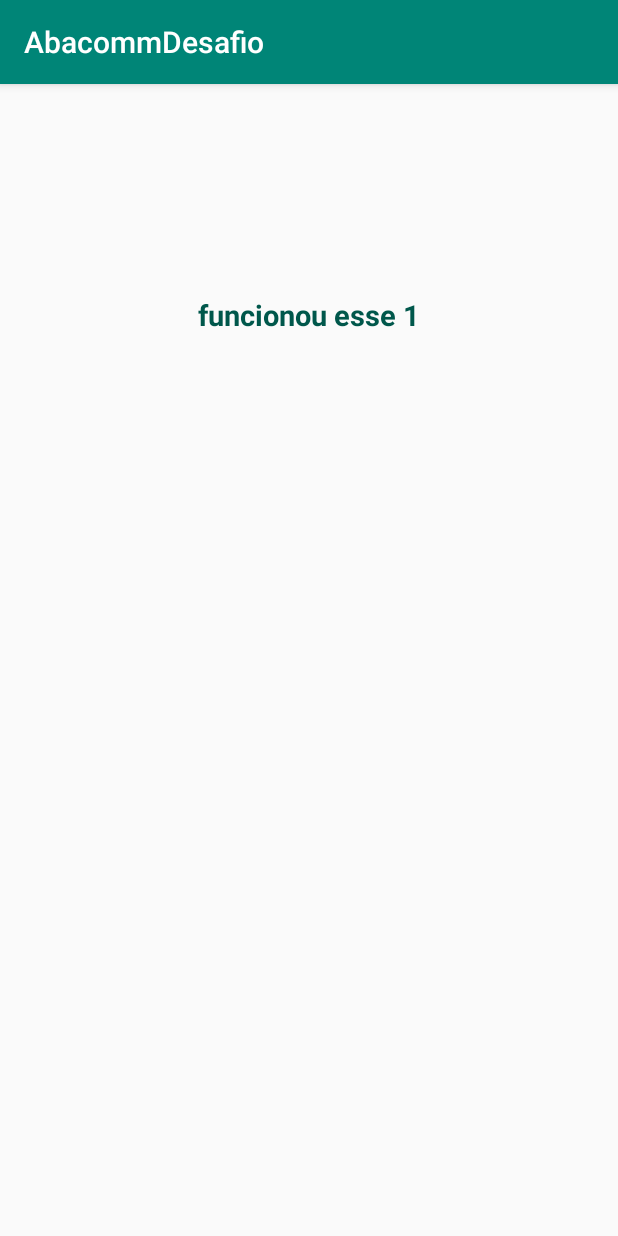
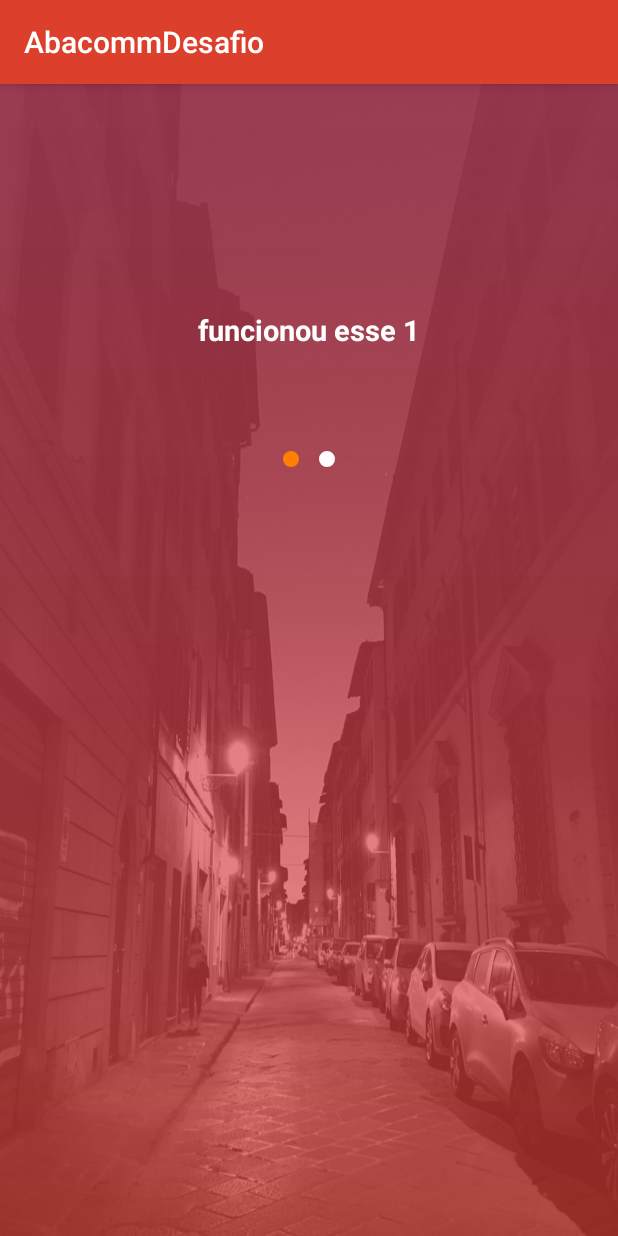
Before and after one commit to taisbatuira/AbacommDesafio, an Android app: the EnqueteActivity screen opened directly, with no data from a screen before it, on a phone screen of 412 x 824 dp. Run offline under Robolectric (Android 15) with nearby library versions, the phone set to English and light mode, and no system bars.

Commit message:
Alterando layout da EnqueteActivity.

```diff
--- /dev/null
+++ b/app/src/main/res/drawable-v24/background_gradiente.xml
@@ -0,0 +1,7 @@
+<shape xmlns:android="http://schemas.android.com/apk/res/android"
+    android:shape="rectangle">
+    <gradient
+        android:startColor="@color/gradiente_rosa"
+        android:endColor="@color/gradiente_vermelho"
+        android:angle="270"/>
+</shape>
--- /dev/null
+++ b/app/src/main/res/drawable/dot_default.xml
@@ -0,0 +1,7 @@
+<shape xmlns:android="http://schemas.android.com/apk/res/android"
+    android:innerRadius="0dp"
+    android:shape="ring"
+    android:thickness="5dp"
+    android:useLevel="false">
+    <solid android:color="@color/white" />
+</shape>
--- /dev/null
+++ b/app/src/main/res/drawable/dot_selected.xml
@@ -0,0 +1,7 @@
+<shape xmlns:android="http://schemas.android.com/apk/res/android"
+    android:innerRadius="0dp"
+    android:shape="ring"
+    android:thickness="5dp"
+    android:useLevel="false">
+    <solid android:color="@color/pumpkin_orange" />
+</shape>
--- /dev/null
+++ b/app/src/main/res/drawable/dot_selector.xml
@@ -0,0 +1,6 @@
+
+<selector xmlns:android="http://schemas.android.com/apk/res/android">
+<item android:drawable="@drawable/dot_selected" android:state_selected="true" />
+
+<item android:drawable="@drawable/dot_default" />
+</selector>
--- a/app/src/main/res/layout/activity_enquete.xml
+++ b/app/src/main/res/layout/activity_enquete.xml
@@ -1,8 +1,23 @@
 <?xml version="1.0" encoding="utf-8"?>
-<LinearLayout xmlns:android="http://schemas.android.com/apk/res/android"
+<RelativeLayout xmlns:android="http://schemas.android.com/apk/res/android"
     android:layout_width="match_parent"
     android:layout_height="match_parent"
-    xmlns:app="http://schemas.android.com/apk/res-auto"
+    xmlns:app="http://schemas.android.com/apk/res-auto">
+
+    <ImageView
+        android:layout_width="match_parent"
+        android:layout_height="match_parent"
+        android:scaleType="fitXY"
+        android:src="@drawable/firenze" />
+
+    <ImageView
+        android:layout_width="match_parent"
+        android:layout_height="match_parent"
+        android:src="@drawable/background_gradiente"/>
+
+    <LinearLayout
+        android:layout_width="wrap_content"
+        android:layout_height="wrap_content"
         android:orientation="vertical">
 
         <LinearLayout
@@ -15,12 +30,14 @@
                 android:id="@+id/welcome_container"
                 android:layout_width="match_parent"
                 android:layout_height="150dp"
+                android:layout_margin="40dp"
                 android:backgroundTint="@color/tint_botao_entrar"/>
 
             <com.google.android.material.tabs.TabLayout
                 android:id="@+id/welcome_dots"
                 android:layout_width="match_parent"
                 android:layout_height="40dp"
+                app:tabBackground="@drawable/dot_selector"
                 app:tabGravity="center"
                 app:tabIndicatorHeight="0dp" />
 
@@ -37,3 +54,4 @@
             android:textSize="24sp" />
 
     </LinearLayout>
+</RelativeLayout>
--- a/app/src/main/res/layout/fragment_enquete.xml
+++ b/app/src/main/res/layout/fragment_enquete.xml
@@ -2,7 +2,8 @@
     android:layout_width="match_parent"
     android:layout_height="wrap_content"
     android:gravity="bottom"
-    android:orientation="vertical">
+    android:orientation="vertical"
+    android:backgroundTint="#55000000">
 
     <TextView
         android:id="@+id/fragment_welcome_titulo"
@@ -13,7 +14,7 @@
         android:textStyle="bold"
         android:gravity="center_horizontal"
         android:text="Texto 1"
-        android:textColor="@color/colorPrimaryDark"
+        android:textColor="@color/white"
         android:textSize="19sp" />
 
 </LinearLayout>
--- a/app/src/main/res/values/colors.xml
+++ b/app/src/main/res/values/colors.xml
@@ -1,14 +1,20 @@
 <?xml version="1.0" encoding="utf-8"?>
 <resources>
-    <color name="colorPrimary">#008577</color>
-    <color name="colorPrimaryDark">#00574B</color>
+    <color name="colorPrimary">#dc402d</color>
+    <color name="colorPrimaryDark">#79180D</color>
     <color name="colorAccent">#D81B60</color>
     <color name="default_background">#eef1f2</color>
+
+
+    <color name="gradiente_rosa">#aad74a6c</color>
+    <color name="gradiente_vermelho">#aad63b32</color>
 
 
     <color name="white">#ffffff</color>
     <color name="login_hint">#666666</color>
     <color name="tint_botao_entrar">#dc402d</color>
+    <color name="corPadrãoComTransparencia">#66dc402d</color>
+    <color name="corPadrao">#dc402d</color>
     <color name="pumpkin_orange">#ff8000</color>
 
 </resources>
```
Also changed, not shown: app/src/main/res/drawable/firenze.png (added). Lines whose indentation alone changed are shown as unchanged.
